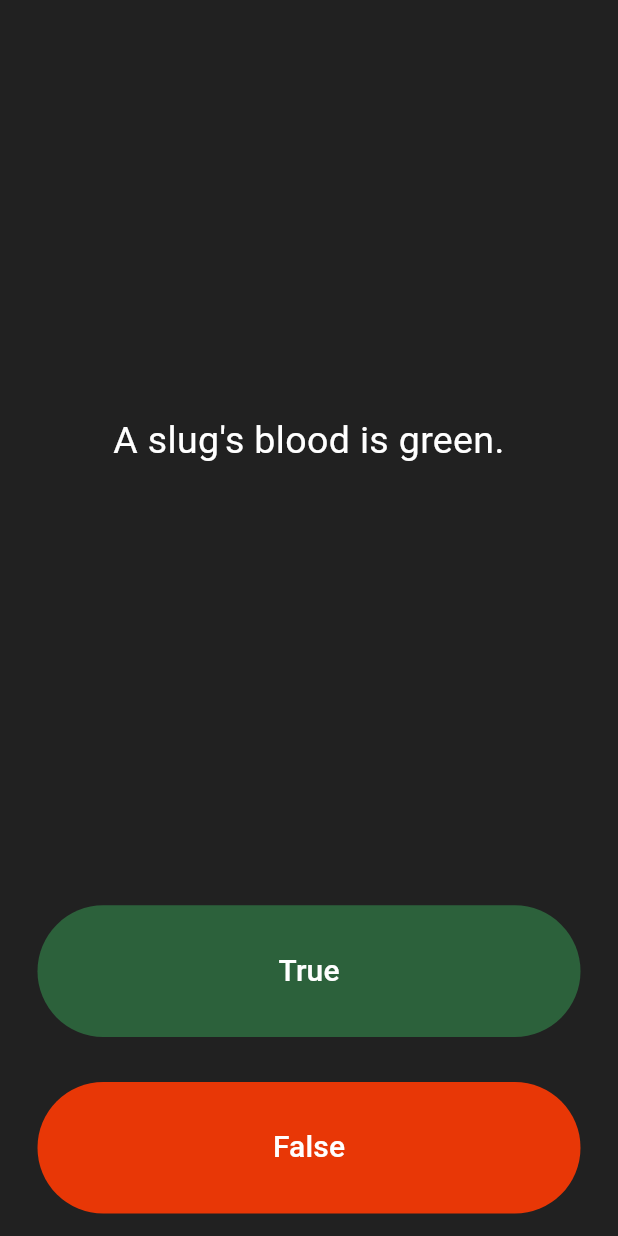
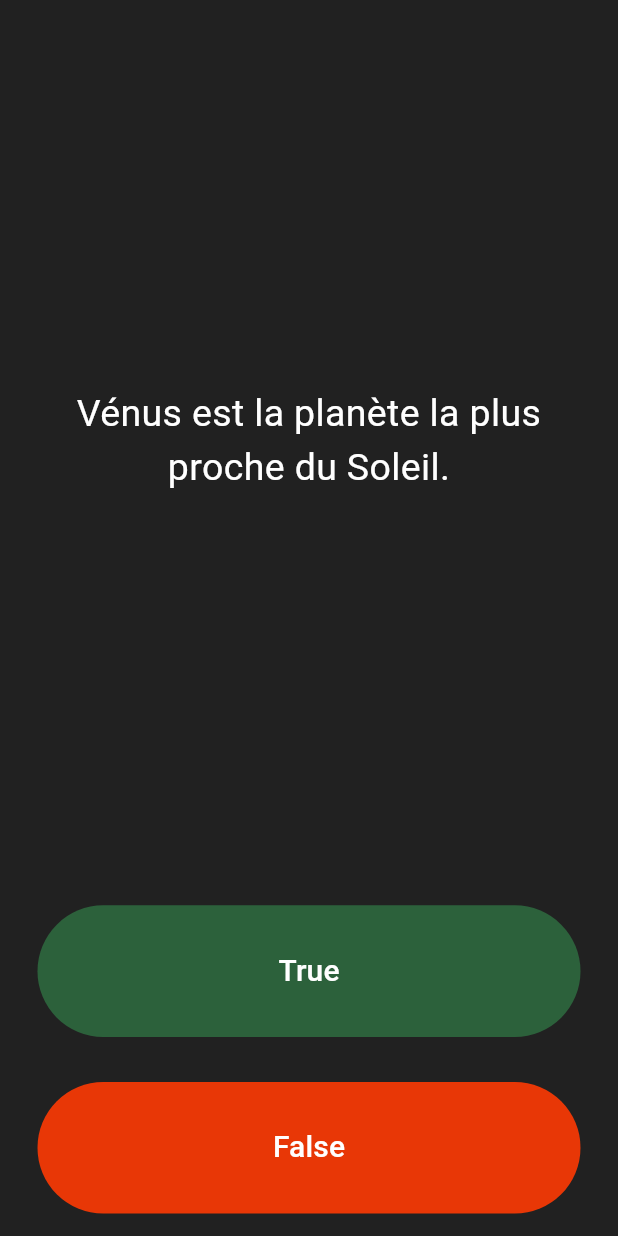
Before and after one commit to Aleks512/mobile-quizz, a Flutter app: the screen it shows after launch, after a tap on "True", after a tap on "False", on a phone screen of 412 x 824 dp. Run offline on Flutter 3.47's test engine with Material 3 defaults, Android fonts, the phone set to English and light mode, and no system bars.

Commit message:
modularize via object

```diff
--- a/lib/main.dart
+++ b/lib/main.dart
@@ -1,5 +1,8 @@
 import 'package:flutter/material.dart';
 import 'question.dart';
+import 'quiz_brain.dart';
+
+QuizBrain quizBrain = QuizBrain();
 
 void main() => runApp(const Quizzler());
 
@@ -32,22 +35,7 @@
 
 class _QuizPageState extends State<QuizPage> {
   List<Icon> scorekeeper = [];
-  // List<String> questions = [
-  //   'You can lead a cow down stairs but not up stairs.',
-  //   'Approximately one quarter of human bones are in the feet.',
-  //   'A slug\'s blood is green.',
-  // ];
-  // List<bool> answers = [false, true, true];
-  // Question q1 = Question(q: 'You can lead a cow down stairs but not up stairs.', a: false);
-
   int questionNumber = 0;
-  List<Question> questionBank = [
-    Question(q: 'You can lead a cow down stairs but not up stairs.', a: false),
-    Question(
-        q: 'Approximately one quarter of human bones are in the feet.',
-        a: true),
-    Question(q: 'A slug\'s blood is green.', a: true)
-  ];
 
   @override
   Widget build(BuildContext context) {
@@ -61,7 +49,8 @@
             padding: EdgeInsets.all(10.0),
             child: Center(
               child: Text(
-                questionBank[questionNumber].questionText,
+                quizBrain.questionBank[questionNumber].questionText,
+                // questionBank is a propert of the object quizBrain OBJECT
                 textAlign: TextAlign.center,
                 style: TextStyle(
                   fontSize: 25.0,
@@ -88,7 +77,8 @@
               onPressed: () {
                 //The user picked true.
 
-                bool correctAnswer = questionBank[questionNumber].questionAnswer;
+                bool correctAnswer =
+                    quizBrain.questionBank[questionNumber].questionAnswer;
                 if (correctAnswer == true) {
                   print("OK");
                 } else {
@@ -119,7 +109,8 @@
               onPressed: () {
                 //The user picked true.
 
-                bool correctAnswer = questionBank[questionNumber].questionAnswer;
+                bool correctAnswer =
+                    quizBrain.questionBank[questionNumber].questionAnswer;
                 if (correctAnswer == false) {
                   print("OK");
                 } else {
@@ -138,9 +129,3 @@
     );
   }
 }
-
-/*
-question1: 'You can lead a cow down stairs but not up stairs.', false,
-question2: 'Approximately one quarter of human bones are in the feet.', true,
-question3: 'A slug\'s blood is green.', true,
-*/
--- a/lib/question.dart
+++ b/lib/question.dart
@@ -2,8 +2,18 @@ class Question {
   String questionText;
   bool questionAnswer;
 
-  Question({required String q, required bool a})
-    : questionText = q,
-      questionAnswer = a;
+  Question(this.questionText, this.questionAnswer);
+}
 
-}
+
+
+
+// class Question {
+//   String questionText;
+//   bool questionAnswer;
+
+//   Question({required String q, required bool a})
+//     : questionText = q,
+//       questionAnswer = a;
+
+// }
--- /dev/null
+++ b/lib/quiz_brain.dart
@@ -0,0 +1,28 @@
+import 'question.dart';
+
+class QuizBrain {
+  List<Question> questionBank = [
+  Question('La Tour Eiffel se trouve à Londres.', false),
+  Question('La lumière du soleil met environ 8 minutes à atteindre la Terre.', true),
+  Question('Vénus est la planète la plus proche du Soleil.', false),
+  Question('Le chocolat est toxique pour les chiens.',  true),
+  Question('Le cheval blanc d\'Henri IV était noir.',  false),
+  Question('Les humains partagent 50% de leur ADN avec les bananes.',true),
+  Question('L\'eau bout à 100 degrés Celsius, au niveau de la mer.',  true),
+  Question('Le coeur d\'une crevette est situé dans sa tête.',  true),
+  Question('Un octogone a cinq côtés.',  false),
+  Question('Mona Lisa a été peinte par Vincent Van Gogh.', false),
+  Question('La capitale de l\'Australie est Sydney.',  false),
+  Question('Les diamants sont faits de charbon.',  true),
+  Question('Un millénaire compte 100 ans.', false),
+  Question('Les poissons sont des animaux à sang chaud.', false),
+  Question('Le son voyage plus vite dans l\'eau que dans l\'air.',true),
+  Question('Le Mont Everest est le point le plus haut de la Terre.', true),
+  Question('Le kiwi est originaire de Nouvelle-Zélande.', false),
+  Question('La vitamine C prévient le scorbut.', true),
+  Question('Les araignées ont six pattes.', false),
+  Question('Le cœur humain bat à droite du corps.', false),
+];
+
+
+}
```
Also changed, not shown: 1 other file.
